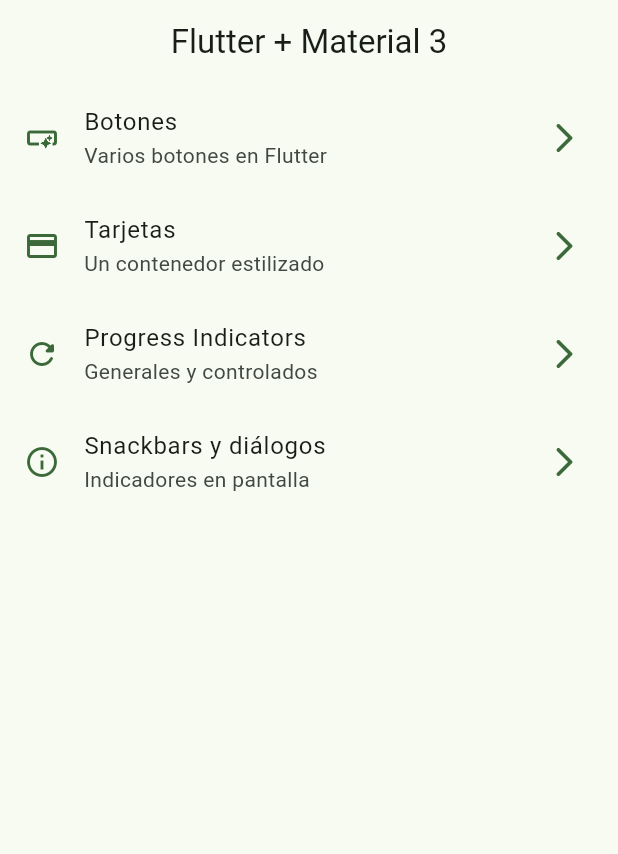
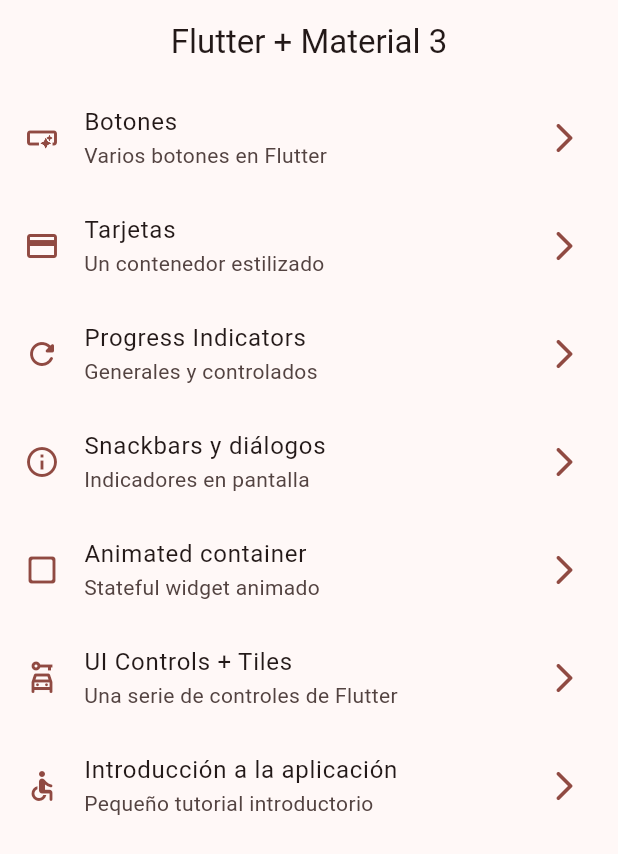
Before and after one commit to AlejandroMira77/widgets_app, a Flutter app: the screen it shows after launch, on a phone screen of 412 x 824 dp. Shown: the top 854 px of the screen. Run offline on Flutter 3.47's test engine with Material 3 defaults, Android fonts, the phone set to English and light mode, and no system bars; our stand-ins replace go_router.

```diff
--- a/lib/config/menu/menu_items.dart
+++ b/lib/config/menu/menu_items.dart
@@ -39,5 +39,23 @@ const appMenuItems = <MenuItem>[
     subtitle: 'Indicadores en pantalla',
     link: '/snackbars',
     icon: Icons.info_outline
+  ),
+  MenuItem(
+    title: 'Animated container',
+    subtitle: 'Stateful widget animado',
+    link: '/animated',
+    icon: Icons.check_box_outline_blank_rounded
+  ),
+  MenuItem(
+    title: 'UI Controls + Tiles',
+    subtitle: 'Una serie de controles de Flutter',
+    link: '/ui-controls',
+    icon: Icons.car_rental_outlined
+  ),
+  MenuItem(
+    title: 'Introducción a la aplicación',
+    subtitle: 'Pequeño tutorial introductorio',
+    link: '/tutorial',
+    icon: Icons.accessible_rounded
   )
 ];
--- a/lib/config/router/app_router.dart
+++ b/lib/config/router/app_router.dart
@@ -29,5 +29,20 @@ final appRouter = GoRouter(
       name: SnackbarScreen.name,
       builder: (context, state) => const SnackbarScreen(),
     ),
+    GoRoute(
+      path: '/animated',
+      name: AnimatedScreen.name,
+      builder: (context, state) => const AnimatedScreen(),
+    ),
+    GoRoute(
+      path: '/ui-controls',
+      name: UiControlsScreen.name,
+      builder: (context, state) => const UiControlsScreen(),
+    ),
+    GoRoute(
+      path: '/tutorial',
+      name: AppTutorialScreen.name,
+      builder: (context, state) => const AppTutorialScreen(),
+    ),
   ]
 );
--- a/lib/main.dart
+++ b/lib/main.dart
@@ -15,7 +15,7 @@ class MainApp extends StatelessWidget {
       title: 'Flutter Widgets',
       routerConfig: appRouter,
       debugShowCheckedModeBanner: false,
-      theme: AppTheme(selectedColor: 2).getTheme(),
+      theme: AppTheme(selectedColor: 3).getTheme(),
     );
   }
 }
--- a/pubspec.yaml
+++ b/pubspec.yaml
@@ -18,3 +18,6 @@ dev_dependencies:
 
 flutter:
   uses-material-design: true
+
+assets:
+  - assets/images/
```
Also changed, not shown: lib/presentation/screens/animated_screen.dart (+50 -2 lines), lib/presentation/screens/ui_controls_screen.dart (+105 -1 lines), assets/Images/1.png (added), assets/Images/2.png (added), assets/Images/3.png (added), assets/Images/jar-loading.gif (added).
